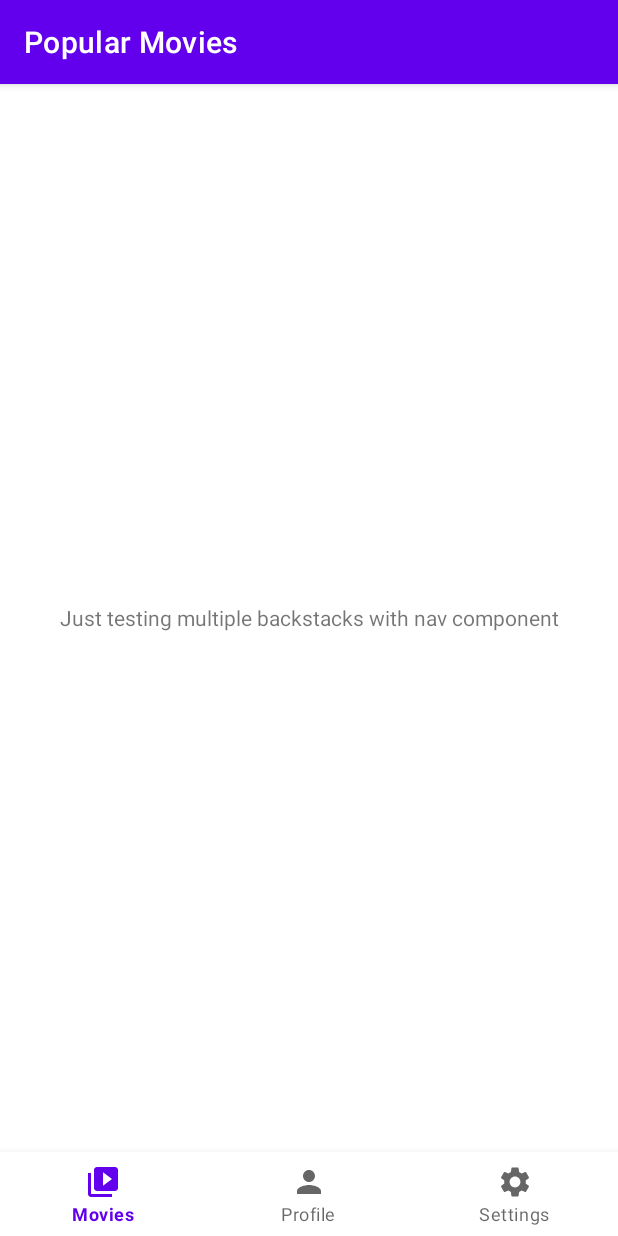
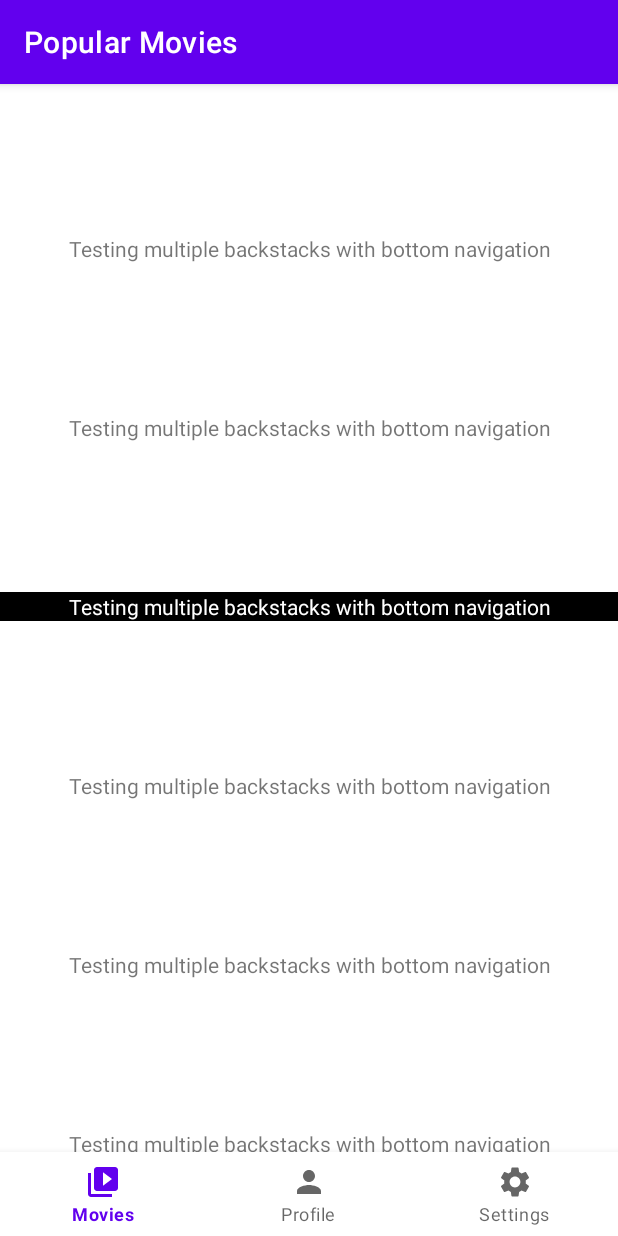
Before and after one commit to Solidogen/movies-paging-offline-app, an Android app: the fragment SettingsFragment placed in its activity, on a phone screen of 412 x 824 dp. Run offline under Robolectric (Android 15) with nearby library versions, the phone set to English and light mode, and no system bars; our stand-ins replace Room's generated code, Timber, navigation-ui, paging; 1 statement that could not run was skipped.

Commit message:
Testing multiple backstacks scroll persisting

```diff
--- a/app/src/main/java/com/movies/android/ui/movies/popularmovies/PopularMoviesFragment.kt
+++ b/app/src/main/java/com/movies/android/ui/movies/popularmovies/PopularMoviesFragment.kt
@@ -72,12 +72,9 @@ class PopularMoviesFragment : Fragment(R.layout.fragment_popular_movies), KoinCo
     private fun setupView() {
         binding.popularMoviesRecycler.apply {
             layoutManager = LinearLayoutManager(requireContext())
-            val createLoadStateAdapter = {
-                MoviesLoadStateAdapter(retryListener = { pagingAdapter.retry() })
-            }
             adapter = pagingAdapter.withLoadStateHeaderAndFooter(
-                header = createLoadStateAdapter.invoke(),
-                footer = createLoadStateAdapter.invoke()
+                header = MoviesLoadStateAdapter(retryListener = { pagingAdapter.retry() }),
+                footer = MoviesLoadStateAdapter(retryListener = { pagingAdapter.retry() })
             )
         }
         binding.searchResultsRecycler.apply {
@@ -92,7 +89,7 @@ class PopularMoviesFragment : Fragment(R.layout.fragment_popular_movies), KoinCo
         binding.popularMoviesSwipeRefreshLayout.setOnRefreshListener { pagingAdapter.refresh() }
     }
 
-    // todo - this should be testable from click to navigate action, so navigation event livedata
+    // todo - this should be testable from click to navigate action, so navigation event flow in viewmodel
     private fun goToMovieDetails(movieId: Int) {
         findNavController().navigate(
             PopularMoviesFragmentDirections.actionPopularMoviesToMovieDetails(movieId)
--- a/app/src/main/java/com/movies/android/ui/movies/popularmovies/PopularMoviesViewModel.kt
+++ b/app/src/main/java/com/movies/android/ui/movies/popularmovies/PopularMoviesViewModel.kt
@@ -52,10 +52,7 @@ class PopularMoviesViewModel(
             }
             .onError {
                 Timber.e("Search results error: $it")
+                // todo show search error
             }
     }
-
-    fun goToMovieDetails(movieId: Int) {
-        // todo livedata<event>
-    }
 }
--- a/app/src/main/java/com/movies/android/ui/profile/ProfileFragment.kt
+++ b/app/src/main/java/com/movies/android/ui/profile/ProfileFragment.kt
@@ -1,6 +1,31 @@
 package com.movies.android.ui.profile
 
+import android.os.Bundle
+import android.view.View
+import android.view.ViewGroup
+import android.widget.TextView
 import androidx.fragment.app.Fragment
+import androidx.recyclerview.widget.RecyclerView
 import com.movies.android.R
+import com.movies.android.databinding.FragmentProfileBinding
+import com.movies.android.util.viewBinding
 
-class ProfileFragment : Fragment(R.layout.fragment_profile)
+class ProfileFragment : Fragment(R.layout.fragment_profile) {
+
+    private val binding by viewBinding(FragmentProfileBinding::bind)
+
+    override fun onViewCreated(view: View, savedInstanceState: Bundle?) {
+        super.onViewCreated(view, savedInstanceState)
+        binding.profileRecycler.apply {
+            setHasFixedSize(true)
+            adapter = SimpleAdapter((1..1000).map { "Testing multiple backstacks with bottom navigation: $it" })
+        }
+    }
+
+    class SimpleAdapter(private val items: List<String>) : RecyclerView.Adapter<SimpleAdapter.ViewHolder>() {
+        override fun onCreateViewHolder(v: ViewGroup, t: Int) = ViewHolder(TextView(v.context))
+        override fun onBindViewHolder(h: ViewHolder, p: Int) { (h.itemView as TextView).text = items[p] }
+        override fun getItemCount() = items.size
+        class ViewHolder(view: TextView) : RecyclerView.ViewHolder(view)
+    }
+}
--- a/app/src/main/res/layout/fragment_popular_movies.xml
+++ b/app/src/main/res/layout/fragment_popular_movies.xml
@@ -1,6 +1,7 @@
 <?xml version="1.0" encoding="utf-8"?>
 <androidx.constraintlayout.widget.ConstraintLayout xmlns:android="http://schemas.android.com/apk/res/android"
     xmlns:app="http://schemas.android.com/apk/res-auto"
+    android:id="@+id/rootConstraintLayout"
     xmlns:tools="http://schemas.android.com/tools"
     android:layout_width="match_parent"
     android:layout_height="match_parent">
--- a/app/src/main/res/layout/fragment_profile.xml
+++ b/app/src/main/res/layout/fragment_profile.xml
@@ -1,12 +1,14 @@
 <?xml version="1.0" encoding="utf-8"?>
-<androidx.constraintlayout.widget.ConstraintLayout
-    xmlns:android="http://schemas.android.com/apk/res/android" android:layout_width="match_parent"
-    android:layout_height="match_parent">
-
-    <TextView
-        android:layout_width="match_parent"
-        android:layout_height="match_parent"
-        android:gravity="center"
-        android:text="Just testing multiple backstacks with nav component" />
-
-</androidx.constraintlayout.widget.ConstraintLayout>
+<androidx.recyclerview.widget.RecyclerView
+    xmlns:android="http://schemas.android.com/apk/res/android"
+    xmlns:app="http://schemas.android.com/apk/res-auto"
+    xmlns:tools="http://schemas.android.com/tools"
+    android:id="@+id/profileRecycler"
+    android:layout_width="match_parent"
+    android:layout_height="match_parent"
+    app:layoutManager="androidx.recyclerview.widget.LinearLayoutManager"
+    app:layout_constraintBottom_toBottomOf="parent"
+    app:layout_constraintEnd_toEndOf="parent"
+    app:layout_constraintStart_toStartOf="parent"
+    app:layout_constraintTop_toTopOf="parent"
+    tools:listitem="@android:layout/simple_list_item_1"/>
--- a/app/src/main/res/layout/fragment_settings.xml
+++ b/app/src/main/res/layout/fragment_settings.xml
@@ -1,12 +1,94 @@
 <?xml version="1.0" encoding="utf-8"?>
-<androidx.constraintlayout.widget.ConstraintLayout
-    xmlns:android="http://schemas.android.com/apk/res/android" android:layout_width="match_parent"
+<androidx.core.widget.NestedScrollView xmlns:android="http://schemas.android.com/apk/res/android"
+    android:layout_width="match_parent"
+    android:id="@+id/nestedScrollView"
     android:layout_height="match_parent">
 
-    <TextView
+    <LinearLayout
         android:layout_width="match_parent"
-        android:layout_height="match_parent"
-        android:gravity="center"
-        android:text="Just testing multiple backstacks with nav component" />
+        android:id="@+id/linearLayout"
+        android:layout_height="wrap_content"
+        android:orientation="vertical">
 
-</androidx.constraintlayout.widget.ConstraintLayout>
+        <TextView
+            android:layout_width="match_parent"
+            android:layout_height="wrap_content"
+            android:layout_marginTop="100dp"
+            android:gravity="center"
+            android:text="@string/testing_multiple_backstacks_with_bottom_navigation" />
+
+        <TextView
+            android:layout_width="match_parent"
+            android:layout_height="wrap_content"
+            android:layout_marginTop="100dp"
+            android:gravity="center"
+            android:text="@string/testing_multiple_backstacks_with_bottom_navigation" />
+
+        <TextView
+            android:layout_width="match_parent"
+            android:layout_height="wrap_content"
+            android:layout_marginTop="100dp"
+            android:background="@color/black"
+            android:gravity="center"
+            android:text="@string/testing_multiple_backstacks_with_bottom_navigation"
+            android:textColor="@color/white" />
+
+        <TextView
+            android:layout_width="match_parent"
+            android:layout_height="wrap_content"
+            android:layout_marginTop="100dp"
+            android:gravity="center"
+            android:text="@string/testing_multiple_backstacks_with_bottom_navigation" />
+
+        <TextView
+            android:layout_width="match_parent"
+            android:layout_height="wrap_content"
+            android:layout_marginTop="100dp"
+            android:gravity="center"
+            android:text="@string/testing_multiple_backstacks_with_bottom_navigation" />
+
+        <TextView
+            android:layout_width="match_parent"
+            android:layout_height="wrap_content"
+            android:layout_marginTop="100dp"
+            android:gravity="center"
+            android:text="@string/testing_multiple_backstacks_with_bottom_navigation" />
+
+        <TextView
+            android:layout_width="match_parent"
+            android:layout_height="wrap_content"
+            android:layout_marginTop="100dp"
+            android:gravity="center"
+            android:text="@string/testing_multiple_backstacks_with_bottom_navigation" />
+
+        <TextView
+            android:layout_width="match_parent"
+            android:layout_height="wrap_content"
+            android:layout_marginTop="100dp"
+            android:gravity="center"
+            android:text="@string/testing_multiple_backstacks_with_bottom_navigation" />
+
+        <TextView
+            android:layout_width="match_parent"
+            android:layout_height="wrap_content"
+            android:layout_marginTop="100dp"
+            android:gravity="center"
+            android:text="@string/testing_multiple_backstacks_with_bottom_navigation" />
+
+        <TextView
+            android:layout_width="match_parent"
+            android:layout_height="wrap_content"
+            android:layout_marginTop="100dp"
+            android:gravity="center"
+            android:text="@string/testing_multiple_backstacks_with_bottom_navigation" />
+
+        <TextView
+            android:layout_width="match_parent"
+            android:layout_height="wrap_content"
+            android:layout_marginTop="100dp"
+            android:gravity="center"
+            android:text="@string/testing_multiple_backstacks_with_bottom_navigation" />
+
+    </LinearLayout>
+
+</androidx.core.widget.NestedScrollView>
--- a/app/src/main/res/values/strings.xml
+++ b/app/src/main/res/values/strings.xml
@@ -9,4 +9,5 @@
     <string name="enter_title_to_search">Enter movie title to search…</string>
     <string name="poster_image_content_desc">poster image</string>
     <string name="retry">Retry</string>
+    <string name="testing_multiple_backstacks_with_bottom_navigation">Testing multiple backstacks with bottom navigation</string>
 </resources>
```
